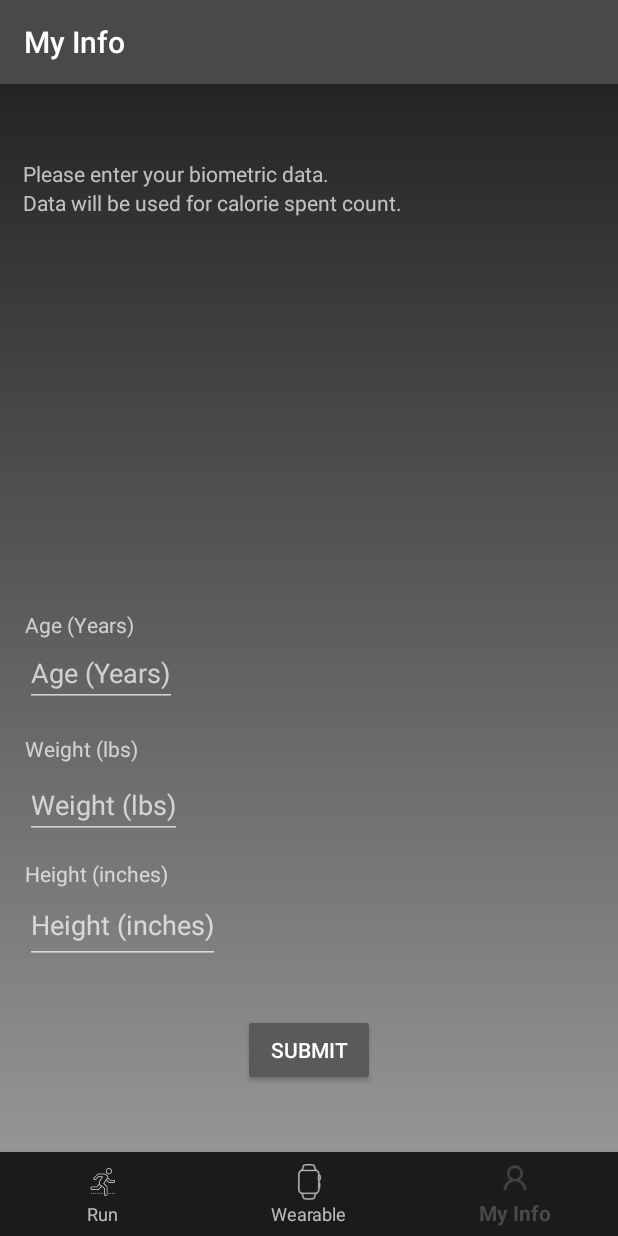
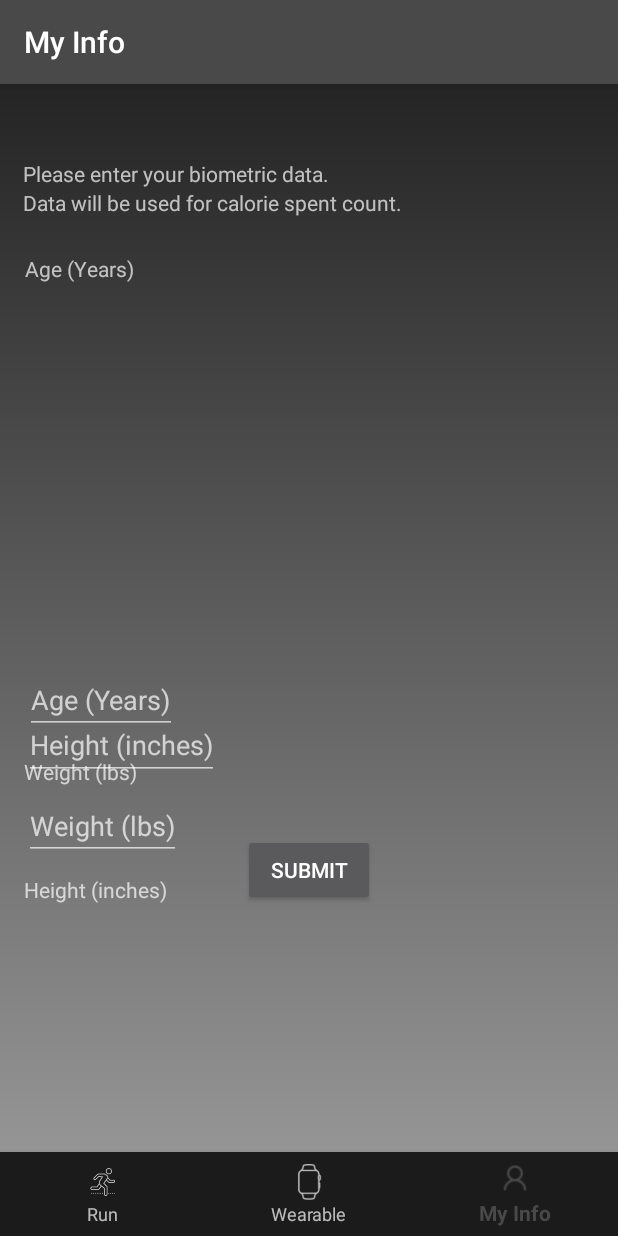
Before and after one commit to cudilara/FantasyRun, an Android app: the screen it shows after launch (MainActivity), item 3 of the bottom bar chosen, on a phone screen of 412 x 824 dp. Run offline under Robolectric (Android 15) with nearby library versions, the light colour scheme and no system bars.

Commit message:
cleaned up UI

```diff
--- a/app/src/main/res/layout/fragment_my_info.xml
+++ b/app/src/main/res/layout/fragment_my_info.xml
@@ -4,9 +4,30 @@
     android:id="@+id/frameLayout3"
     android:layout_width="match_parent"
     android:layout_height="match_parent"
+    android:background="@drawable/gradient"
     tools:context="com.example.dilaramadinger.fantasyrun.MyInfoFragment"
-    tools:layout_editor_absoluteY="25dp"
-    android:background="@drawable/gradient">
+    tools:layout_editor_absoluteY="25dp">
+
+    <TextView
+        android:id="@+id/savedIndicator"
+        android:layout_width="wrap_content"
+        android:layout_height="wrap_content"
+        app:layout_constraintEnd_toEndOf="parent"
+        app:layout_constraintHorizontal_bias="0.5"
+        app:layout_constraintStart_toStartOf="parent"
+        app:layout_constraintTop_toBottomOf="@+id/textViewHeightInput" />
+
+    <Button
+        android:id="@+id/bSubmit"
+        android:layout_width="wrap_content"
+        android:layout_height="wrap_content"
+        android:layout_marginTop="36dp"
+        android:text="@string/submit"
+        app:layout_constraintEnd_toEndOf="parent"
+        app:layout_constraintLeft_toLeftOf="parent"
+        app:layout_constraintRight_toRightOf="parent"
+        app:layout_constraintStart_toStartOf="parent"
+        app:layout_constraintTop_toBottomOf="@+id/textViewHeightInput" />
 
     <TextView
         android:id="@+id/textView5"
@@ -18,11 +39,34 @@
         app:layout_constraintStart_toStartOf="@+id/textView16"
         app:layout_constraintTop_toTopOf="parent" />
 
+    <TextView
+        android:id="@+id/textView16"
+        android:layout_width="0dp"
+        android:layout_height="0dp"
+        android:layout_marginBottom="16dp"
+        android:layout_marginEnd="15dp"
+        android:layout_marginStart="15dp"
+        android:text="@string/data_will_be_used_for_calorie_spent_count"
+        app:layout_constraintBottom_toTopOf="@+id/textViewAgeInput"
+        app:layout_constraintEnd_toEndOf="parent"
+        app:layout_constraintStart_toStartOf="parent"
+        app:layout_constraintTop_toBottomOf="@+id/textView5" />
+
+    <TextView
+        android:id="@+id/textViewAgeLabel"
+        android:layout_width="wrap_content"
+        android:layout_height="wrap_content"
+        android:layout_marginStart="1dp"
+        android:layout_marginTop="44dp"
+        android:text="@string/my_info_age"
+        app:layout_constraintStart_toStartOf="@+id/textView16"
+        app:layout_constraintTop_toTopOf="@+id/textView16" />
+
     <EditText
         android:id="@+id/textViewAgeInput"
         android:layout_width="wrap_content"
         android:layout_height="wrap_content"
-        android:layout_marginBottom="18dp"
+        android:layout_marginBottom="15dp"
         android:hint="@string/my_info_age"
         android:inputType="number"
         app:layout_constraintBottom_toTopOf="@+id/textViewHeightLabel"
@@ -30,19 +74,21 @@
         app:layout_constraintTop_toBottomOf="@+id/textView16" />
 
     <TextView
-        android:id="@+id/textViewAgeLabel"
+        android:id="@+id/textViewHeightLabel"
         android:layout_width="wrap_content"
         android:layout_height="wrap_content"
-        android:layout_marginStart="1dp"
-        android:text="@string/my_info_age"
-        app:layout_constraintBottom_toTopOf="@+id/textViewAgeInput"
-        app:layout_constraintStart_toStartOf="@+id/textView16" />
+        android:layout_marginBottom="4dp"
+        android:layout_marginStart="16dp"
+        android:text="@string/my_info_weight"
+        app:layout_constraintBottom_toTopOf="@+id/textViewWeightInput"
+        app:layout_constraintStart_toStartOf="parent"
+        app:layout_constraintTop_toBottomOf="@+id/textViewAgeInput" />
 
     <EditText
         android:id="@+id/textViewWeightInput"
         android:layout_width="wrap_content"
         android:layout_height="wrap_content"
-        android:layout_marginBottom="13dp"
+        android:layout_marginBottom="10dp"
         android:hint="@string/my_info_weight"
         android:inputType="number"
         app:layout_constraintBottom_toTopOf="@+id/textViewWeightLabel"
@@ -53,66 +99,23 @@
         android:id="@+id/textViewWeightLabel"
         android:layout_width="wrap_content"
         android:layout_height="wrap_content"
-        android:layout_marginBottom="51dp"
+        android:layout_marginBottom="221dp"
+        android:layout_marginStart="16dp"
         android:text="@string/my_info_height"
-        app:layout_constraintBottom_toTopOf="@+id/savedIndicator"
-        app:layout_constraintStart_toStartOf="@+id/textViewWeightInput"
+        app:layout_constraintBottom_toBottomOf="parent"
+        app:layout_constraintStart_toStartOf="parent"
         app:layout_constraintTop_toBottomOf="@+id/textViewWeightInput" />
 
     <EditText
         android:id="@+id/textViewHeightInput"
         android:layout_width="wrap_content"
-        android:layout_height="51dp"
-        android:layout_marginBottom="20dp"
-        android:layout_marginTop="18dp"
+        android:layout_height="46dp"
+        android:layout_marginBottom="176dp"
+        android:layout_marginTop="176dp"
         android:hint="@string/my_info_height"
         android:inputType="number"
-        app:layout_constraintBottom_toBottomOf="@+id/savedIndicator"
+        app:layout_constraintBottom_toBottomOf="parent"
         app:layout_constraintStart_toStartOf="@+id/textViewWeightLabel"
-        app:layout_constraintTop_toTopOf="@+id/textViewWeightLabel" />
-
-    <TextView
-        android:id="@+id/textViewHeightLabel"
-        android:layout_width="wrap_content"
-        android:layout_height="wrap_content"
-        android:layout_marginBottom="5dp"
-        android:text="@string/my_info_weight"
-        app:layout_constraintBottom_toTopOf="@+id/textViewWeightInput"
-        app:layout_constraintStart_toStartOf="@+id/textViewAgeInput"
-        app:layout_constraintTop_toBottomOf="@+id/textViewAgeInput" />
-
-    <Button
-        android:id="@+id/bSubmit"
-        android:layout_width="wrap_content"
-        android:layout_height="wrap_content"
-        android:layout_marginBottom="100dp"
-        android:text="@string/submit"
-        app:layout_constraintBottom_toBottomOf="parent"
-        app:layout_constraintEnd_toStartOf="@+id/savedIndicator"
-        app:layout_constraintStart_toStartOf="@+id/savedIndicator"
-        app:layout_constraintTop_toBottomOf="@+id/savedIndicator" />
-
-    <TextView
-        android:id="@+id/savedIndicator"
-        android:layout_width="wrap_content"
-        android:layout_height="wrap_content"
-        android:layout_marginBottom="13dp"
-        app:layout_constraintBottom_toTopOf="@+id/bSubmit"
-        app:layout_constraintEnd_toEndOf="parent"
-        app:layout_constraintStart_toStartOf="parent"
-        app:layout_constraintTop_toBottomOf="@+id/textViewWeightLabel" />
-
-    <TextView
-        android:id="@+id/textView16"
-        android:layout_width="0dp"
-        android:layout_height="0dp"
-        android:layout_marginBottom="17dp"
-        android:layout_marginEnd="15dp"
-        android:layout_marginStart="15dp"
-        android:text="@string/data_will_be_used_for_calorie_spent_count"
-        app:layout_constraintBottom_toTopOf="@+id/textViewAgeInput"
-        app:layout_constraintEnd_toEndOf="parent"
-        app:layout_constraintStart_toStartOf="parent"
-        app:layout_constraintTop_toBottomOf="@+id/textView5" />
+        app:layout_constraintTop_toTopOf="@+id/textViewAgeLabel" />
 
 </android.support.constraint.ConstraintLayout>
--- a/app/src/main/res/values/strings.xml
+++ b/app/src/main/res/values/strings.xml
@@ -29,7 +29,7 @@
     <string name="aragorn_ahead">Aragorn and the company are ahead...</string>
     <string name="catch_up">Catch up with them!</string>
     <string name="start_run">Start Run</string>
-    <string name="saved_myinfo_text">Info Saved</string>
+    <string name="saved_myinfo_text">Info Saved. Now go for a run!</string>
     <string name="submit">Submit</string>
     <string name="pause">Pause</string>
     <string name="end_run">End Run</string>
```
Also changed, not shown: app/src/main/java/com/example/dilaramadinger/fantasyrun/RunFragment.java (+7 -2 lines), app/src/main/res/layout/fragment_run.xml (+33 -26 lines).
